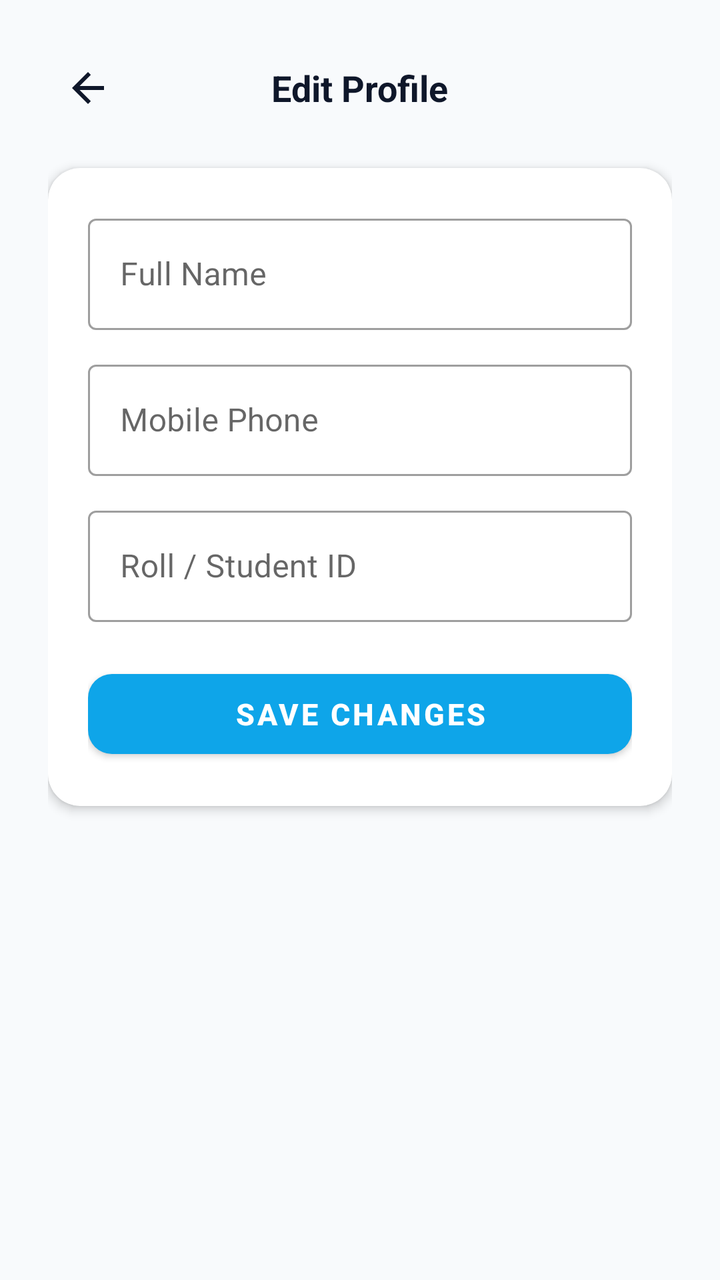
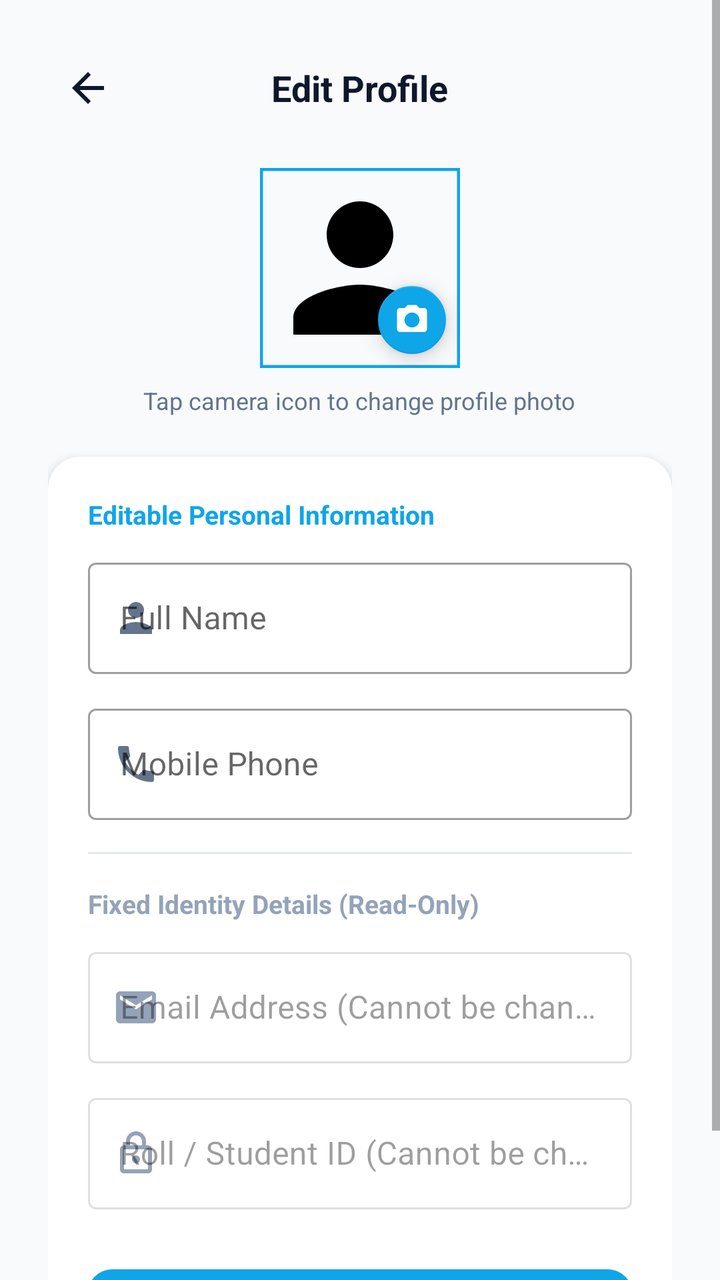

Two renders of the same Android screen: before a commit and after it. Below are the layout's source before the change and the commit's diff.
<!-- AndroidManifest.xml: application theme Theme.SmartLibrary -->
<!-- res/layout/activity_edit_profile.xml -->
<?xml version="1.0" encoding="utf-8"?>
<ScrollView xmlns:android="http://schemas.android.com/apk/res/android"
    xmlns:app="http://schemas.android.com/apk/res-auto"
    android:layout_width="match_parent"
    android:layout_height="match_parent"
    android:background="@color/background"
    android:fillViewport="true">

    <LinearLayout
        android:layout_width="match_parent"
        android:layout_height="wrap_content"
        android:orientation="vertical"
        android:padding="24dp">

        <RelativeLayout
            android:layout_width="match_parent"
            android:layout_height="wrap_content">

            <ImageView
                android:id="@+id/btnBackEditProfile"
                android:layout_width="40dp"
                android:layout_height="40dp"
                android:background="?attr/selectableItemBackgroundBorderless"
                android:contentDescription="Back"
                android:padding="8dp"
                android:src="@drawable/ic_back"
                app:tint="@color/text_primary" />

            <TextView
                android:layout_width="wrap_content"
                android:layout_height="wrap_content"
                android:layout_centerInParent="true"
                android:text="Edit Profile"
                android:textColor="@color/text_primary"
                android:textSize="18sp"
                android:textStyle="bold" />
        </RelativeLayout>

        <com.google.android.material.card.MaterialCardView
            android:layout_width="match_parent"
            android:layout_height="wrap_content"
            android:layout_marginTop="20dp"
            app:cardBackgroundColor="@color/surface"
            app:cardCornerRadius="16dp"
            app:cardElevation="3dp"
            app:strokeColor="@color/card_stroke">

            <LinearLayout
                android:layout_width="match_parent"
                android:layout_height="wrap_content"
                android:orientation="vertical"
                android:padding="20dp">

                <com.google.android.material.textfield.TextInputLayout
                    android:id="@+id/tilEditName"
                    style="@style/Widget.MaterialComponents.TextInputLayout.OutlinedBox"
                    android:layout_width="match_parent"
                    android:layout_height="wrap_content"
                    android:hint="Full Name">

                    <com.google.android.material.textfield.TextInputEditText
                        android:id="@+id/etEditName"
                        android:layout_width="match_parent"
                        android:layout_height="wrap_content"
                        android:inputType="textPersonName" />
                </com.google.android.material.textfield.TextInputLayout>

                <com.google.android.material.textfield.TextInputLayout
                    android:id="@+id/tilEditMobile"
                    style="@style/Widget.MaterialComponents.TextInputLayout.OutlinedBox"
                    android:layout_width="match_parent"
                    android:layout_height="wrap_content"
                    android:layout_marginTop="12dp"
                    android:hint="Mobile Phone">

                    <com.google.android.material.textfield.TextInputEditText
                        android:id="@+id/etEditMobile"
                        android:layout_width="match_parent"
                        android:layout_height="wrap_content"
                        android:inputType="phone" />
                </com.google.android.material.textfield.TextInputLayout>

                <com.google.android.material.textfield.TextInputLayout
                    android:id="@+id/tilEditRoll"
                    style="@style/Widget.MaterialComponents.TextInputLayout.OutlinedBox"
                    android:layout_width="match_parent"
                    android:layout_height="wrap_content"
                    android:layout_marginTop="12dp"
                    android:hint="Roll / Student ID">

                    <com.google.android.material.textfield.TextInputEditText
                        android:id="@+id/etEditRoll"
                        android:layout_width="match_parent"
                        android:layout_height="wrap_content"
                        android:inputType="text" />
                </com.google.android.material.textfield.TextInputLayout>

                <com.google.android.material.button.MaterialButton
                    android:id="@+id/btnSaveProfile"
                    android:layout_width="match_parent"
                    android:layout_height="52dp"
                    android:layout_marginTop="20dp"
                    android:text="SAVE CHANGES"
                    android:textSize="15sp"
                    android:textStyle="bold"
                    app:backgroundTint="@color/accent"
                    app:cornerRadius="12dp" />

            </LinearLayout>
        </com.google.android.material.card.MaterialCardView>

    </LinearLayout>
</ScrollView>
<!-- resources referenced by this layout -->
<resources>
  <color name="accent">#0EA5E9</color>
  <color name="background">#F8FAFC</color>
  <color name="card_stroke">#CBD5E1</color>
  <color name="surface">#FFFFFF</color>
  <color name="text_primary">#0F172A</color>
  <!-- drawable ic_back (drawable) -->
  <vector xmlns:android="http://schemas.android.com/apk/res/android"
      android:width="24dp"
      android:height="24dp"
      android:viewportWidth="24"
      android:viewportHeight="24">
    <path
        android:fillColor="#FF000000"
        android:pathData="M20,11H7.83l5.59,-5.59L12,4l-8,8 8,8 1.41,-1.41L7.83,13H20v-2z"/>
  </vector>
  <style name="Theme.SmartLibrary" parent="Base.Theme.SmartLibrary" />
  <color name="primary">#1E293B</color>
  <color name="primary_dark">#0F172A</color>
  <color name="white">#FFFFFF</color>
  <color name="accent_dark">#0284C7</color>
  <!-- unchanged entries left out for length: 1 -->
</resources>

<!-- the commit's change to res/layout/activity_edit_profile.xml (unified diff, before → after) -->
@@ -12,6 +12,7 @@
         android:orientation="vertical"
         android:padding="24dp">
 
+        
         <RelativeLayout
             android:layout_width="match_parent"
             android:layout_height="wrap_content">
@@ -36,6 +37,52 @@
                 android:textStyle="bold" />
         </RelativeLayout>
 
+        
+        <LinearLayout
+            android:layout_width="match_parent"
+            android:layout_height="wrap_content"
+            android:layout_marginTop="20dp"
+            android:gravity="center_horizontal"
+            android:orientation="vertical">
+
+            <RelativeLayout
+                android:layout_width="100dp"
+                android:layout_height="100dp">
+
+                <com.google.android.material.imageview.ShapeableImageView
+                    android:id="@+id/imgEditProfileAvatar"
+                    android:layout_width="100dp"
+                    android:layout_height="100dp"
+                    android:contentDescription="Profile Photo"
+                    android:scaleType="centerCrop"
+                    android:src="@drawable/ic_profile"
+                    app:cornerSize="50%"
+                    app:strokeColor="@color/accent"
+                    app:strokeWidth="3dp" />
+
+                <com.google.android.material.floatingactionbutton.FloatingActionButton
+                    android:id="@+id/btnChangePhoto"
+                    android:layout_width="wrap_content"
+                    android:layout_height="wrap_content"
+                    android:layout_alignParentEnd="true"
+                    android:layout_alignParentBottom="true"
+                    android:contentDescription="Change Photo"
+                    app:fabCustomSize="34dp"
+                    app:maxImageSize="18dp"
+                    app:srcCompat="@drawable/ic_camera"
+                    app:tint="@color/white" />
+            </RelativeLayout>
+
+            <TextView
+                android:layout_width="wrap_content"
+                android:layout_height="wrap_content"
+                android:layout_marginTop="8dp"
+                android:text="Tap camera icon to change profile photo"
+                android:textColor="@color/text_secondary"
+                android:textSize="12sp" />
+        </LinearLayout>
+
+        
         <com.google.android.material.card.MaterialCardView
             android:layout_width="match_parent"
             android:layout_height="wrap_content"
@@ -51,12 +98,24 @@
                 android:orientation="vertical"
                 android:padding="20dp">
 
+                
+                <TextView
+                    android:layout_width="wrap_content"
+                    android:layout_height="wrap_content"
+                    android:text="Editable Personal Information"
+                    android:textColor="@color/accent"
+                    android:textSize="13sp"
+                    android:textStyle="bold" />
+
                 <com.google.android.material.textfield.TextInputLayout
                     android:id="@+id/tilEditName"
                     style="@style/Widget.MaterialComponents.TextInputLayout.OutlinedBox"
                     android:layout_width="match_parent"
                     android:layout_height="wrap_content"
-                    android:hint="Full Name">
+                    android:layout_marginTop="10dp"
+                    android:hint="Full Name"
+                    app:startIconDrawable="@drawable/ic_profile"
+                    app:startIconTint="@color/text_secondary">
 
                     <com.google.android.material.textfield.TextInputEditText
                         android:id="@+id/etEditName"
@@ -71,7 +130,9 @@
                     android:layout_width="match_parent"
                     android:layout_height="wrap_content"
                     android:layout_marginTop="12dp"
-                    android:hint="Mobile Phone">
+                    android:hint="Mobile Phone"
+                    app:startIconDrawable="@drawable/ic_phone"
+                    app:startIconTint="@color/text_secondary">
 
                     <com.google.android.material.textfield.TextInputEditText
                         android:id="@+id/etEditMobile"
@@ -80,26 +141,62 @@
                         android:inputType="phone" />
                 </com.google.android.material.textfield.TextInputLayout>
 
-                <com.google.android.material.textfield.TextInputLayout
-                    android:id="@+id/tilEditRoll"
+                
+                <View
+                    android:layout_width="match_parent"
+                    android:layout_height="1dp"
+                    android:layout_marginVertical="16dp"
+                    android:background="@color/divider" />
+
+                <TextView
+                    android:layout_width="wrap_content"
+                    android:layout_height="wrap_content"
+                    android:text="Fixed Identity Details (Read-Only)"
+                    android:textColor="@color/text_muted"
+                    android:textSize="13sp"
+                    android:textStyle="bold" />
+
+                <com.google.android.material.textfield.TextInputLayout
+                    style="@style/Widget.MaterialComponents.TextInputLayout.OutlinedBox"
+                    android:layout_width="match_parent"
+                    android:layout_height="wrap_content"
+                    android:layout_marginTop="10dp"
+                    android:enabled="false"
+                    android:hint="Email Address (Cannot be changed)"
+                    app:startIconDrawable="@drawable/ic_email"
+                    app:startIconTint="@color/text_muted">
+
+                    <com.google.android.material.textfield.TextInputEditText
+                        android:id="@+id/etEditEmailReadOnly"
+                        android:layout_width="match_parent"
+                        android:layout_height="wrap_content"
+                        android:focusable="false"
+                        android:textColor="@color/text_muted" />
+                </com.google.android.material.textfield.TextInputLayout>
+
+                <com.google.android.material.textfield.TextInputLayout
                     style="@style/Widget.MaterialComponents.TextInputLayout.OutlinedBox"
                     android:layout_width="match_parent"
                     android:layout_height="wrap_content"
                     android:layout_marginTop="12dp"
-                    android:hint="Roll / Student ID">
-
-                    <com.google.android.material.textfield.TextInputEditText
-                        android:id="@+id/etEditRoll"
-                        android:layout_width="match_parent"
-                        android:layout_height="wrap_content"
-                        android:inputType="text" />
+                    android:enabled="false"
+                    android:hint="Roll / Student ID (Cannot be changed)"
+                    app:startIconDrawable="@drawable/ic_lock"
+                    app:startIconTint="@color/text_muted">
+
+                    <com.google.android.material.textfield.TextInputEditText
+                        android:id="@+id/etEditRollReadOnly"
+                        android:layout_width="match_parent"
+                        android:layout_height="wrap_content"
+                        android:focusable="false"
+                        android:textColor="@color/text_muted" />
                 </com.google.android.material.textfield.TextInputLayout>
 
                 <com.google.android.material.button.MaterialButton
                     android:id="@+id/btnSaveProfile"
                     android:layout_width="match_parent"
                     android:layout_height="52dp"
-                    android:layout_marginTop="20dp"
+                    android:layout_marginTop="24dp"
                     android:text="SAVE CHANGES"
                     android:textSize="15sp"
                     android:textStyle="bold"
<!-- resource entries referenced after the edit -->
@@ -3,8 +3,11 @@
   <color name="accent">#0EA5E9</color>
   <color name="background">#F8FAFC</color>
   <color name="card_stroke">#CBD5E1</color>
+  <color name="divider">#E2E8F0</color>
   <color name="surface">#FFFFFF</color>
+  <color name="text_muted">#94A3B8</color>
   <color name="text_primary">#0F172A</color>
+  <color name="text_secondary">#64748B</color>
   <!-- drawable ic_back (drawable) -->
   <vector xmlns:android="http://schemas.android.com/apk/res/android"
       android:width="24dp"
@@ -15,6 +18,56 @@
         android:fillColor="#FF000000"
         android:pathData="M20,11H7.83l5.59,-5.59L12,4l-8,8 8,8 1.41,-1.41L7.83,13H20v-2z"/>
   </vector>
+  <!-- drawable ic_camera (drawable) -->
+  <vector xmlns:android="http://schemas.android.com/apk/res/android"
+      android:width="24dp"
+      android:height="24dp"
+      android:viewportWidth="24"
+      android:viewportHeight="24">
+    <path
+        android:fillColor="#FF000000"
+        android:pathData="M9,2L7.17,4H4c-1.1,0 -2,0.9 -2,2v12c0,1.1 0.9,2 2,2h16c1.1,0 2,-0.9 2,-2V6c0,-1.1 -0.9,-2 -2,-2h-3.17L15,2H9zm3,15c-2.76,0 -5,-2.24 -5,-5s2.24,-5 5,-5 5,2.24 5,5 -2.24,5 -5,5z"/>
+  </vector>
+  <!-- drawable ic_email (drawable) -->
+  <vector xmlns:android="http://schemas.android.com/apk/res/android"
+      android:width="24dp"
+      android:height="24dp"
+      android:viewportWidth="24"
+      android:viewportHeight="24">
+    <path
+        android:fillColor="#FF000000"
+        android:pathData="M20,4H4c-1.1,0 -1.99,0.9 -1.99,2L2,18c0,1.1 0.9,2 2,2h16c1.1,0 2,-0.9 2,-2V6c0,-1.1 -0.9,-2 -2,-2zM20,8l-8,5 -8,-5V6l8,5 8,-5v2z"/>
+  </vector>
+  <!-- drawable ic_lock (drawable) -->
+  <vector xmlns:android="http://schemas.android.com/apk/res/android"
+      android:width="24dp"
+      android:height="24dp"
+      android:viewportWidth="24"
+      android:viewportHeight="24">
+    <path
+        android:fillColor="#FF000000"
+        android:pathData="M18,8h-1V6c0,-2.76 -2.24,-5 -5,-5S7,3.24 7,6v2H6c-1.1,0 -2,0.9 -2,2v10c0,1.1 0.9,2 2,2h12c1.1,0 2,-0.9 2,-2V10c0,-1.1 -0.9,-2 -2,-2zM9,6c0,-1.66 1.34,-3 3,-3s3,1.34 3,3v2H9V6zm9,14H6V10h12v10zm-6,-3c1.1,0 2,-0.9 2,-2s-0.9,-2 -2,-2 -2,0.9 -2,2 0.9,2 2,2z"/>
+  </vector>
+  <!-- drawable ic_phone (drawable) -->
+  <vector xmlns:android="http://schemas.android.com/apk/res/android"
+      android:width="24dp"
+      android:height="24dp"
+      android:viewportWidth="24"
+      android:viewportHeight="24">
+    <path
+        android:fillColor="#FF000000"
+        android:pathData="M6.62,10.79c1.44,2.83 3.76,5.14 6.59,6.59l2.2,-2.2c0.27,-0.27 0.67,-0.36 1.02,-0.24 1.12,0.37 2.33,0.57 3.57,0.57 0.55,0 1,0.45 1,1V20c0,0.55 -0.45,1 -1,1-9.39,0 -17,-7.61 -17,-17 0,-0.55 0.45,-1 1,-1h3.5c0.55,0 1,0.45 1,1 0,1.25 0.2,2.45 0.57,3.57 0.11,0.35 0.03,0.74 -0.24,1.02l-2.2,2.2z"/>
+  </vector>
+  <!-- drawable ic_profile (drawable) -->
+  <vector xmlns:android="http://schemas.android.com/apk/res/android"
+      android:width="24dp"
+      android:height="24dp"
+      android:viewportWidth="24"
+      android:viewportHeight="24">
+    <path
+        android:fillColor="#FF000000"
+        android:pathData="M12,12c2.21,0 4,-1.79 4,-4s-1.79,-4 -4,-4 -4,1.79 -4,4 1.79,4 4,4zm0,2c-2.67,0 -8,1.34 -8,4v2h16v-2c0,-2.66 -5.33,-4 -8,-4z"/>
+  </vector>
   <style name="Theme.SmartLibrary" parent="Base.Theme.SmartLibrary" />
   <color name="primary">#1E293B</color>
   <color name="primary_dark">#0F172A</color>
